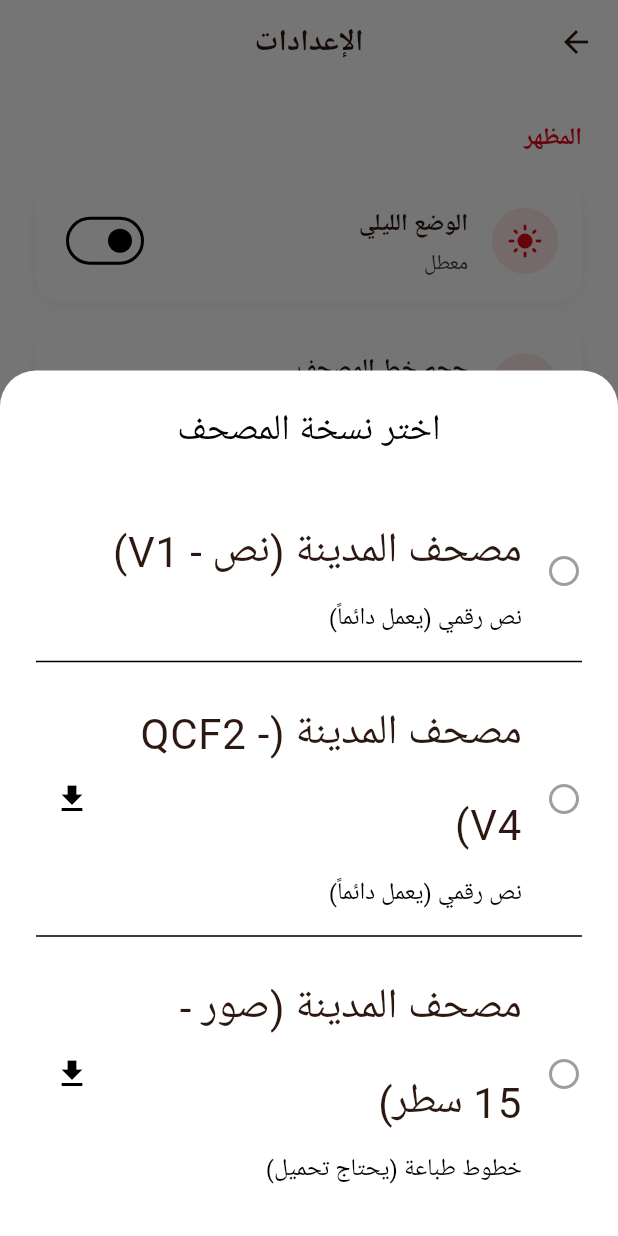
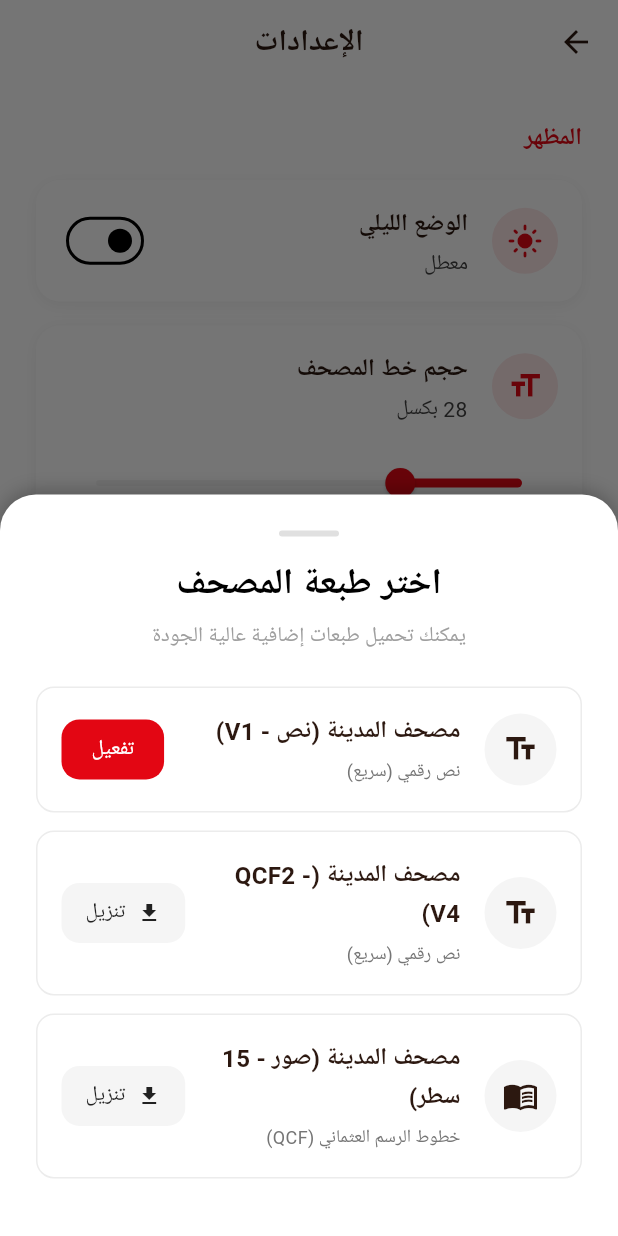
Before and after one commit to abdussalamw/mathani, a Flutter app: the SettingsScreen screen opened by its route, after a tap on "المصحف المختار", on a phone screen of 412 x 824 dp. Run offline on Flutter 3.47's test engine with Material 3 defaults, Android fonts, the phone set to English and light mode, and no system bars; our stand-ins replace dio, isar, just_audio; accounts and stored records are empty; generated files the repository leaves out were written again; network calls fail; Roboto replaces fonts that are missing (Amiri, Tajawal); project files that could hold a hidden picture were left out.

Commit message:
Implement new card-based Mushaf picker UI

```diff
--- a/lib/screens/settings_screen.dart
+++ b/lib/screens/settings_screen.dart
@@ -332,78 +332,166 @@ class SettingsScreen extends StatelessWidget {
   void _showMushafPicker(BuildContext context, MushafMetadataProvider provider) {
     showModalBottomSheet(
       context: context,
-      isScrollControlled: true, // Allows the sheet to take up more functionality
-      shape: const RoundedRectangleBorder(
-        borderRadius: BorderRadius.vertical(top: Radius.circular(24)),
+      backgroundColor: Colors.transparent,
+      isScrollControlled: true,
+      builder: (context) => Container(
+        decoration: BoxDecoration(
+          color: Theme.of(context).scaffoldBackgroundColor,
+          borderRadius: const BorderRadius.vertical(top: Radius.circular(24)),
+          boxShadow: [BoxShadow(color: Colors.black26, blurRadius: 10, offset: Offset(0, -2))],
         ),
-      builder: (context) => Container(
-        padding: const EdgeInsets.all(24),
+        padding: const EdgeInsets.fromLTRB(24, 24, 24, 12),
         constraints: BoxConstraints(
-          maxHeight: MediaQuery.of(context).size.height * 0.75, // Cap height at 75%
+          maxHeight: MediaQuery.of(context).size.height * 0.6, // ارتفاع مناسب (60% من الشاشة)
         ),
         child: Column(
-          mainAxisSize: MainAxisSize.min, // Wrap content height
           children: [
+            // المقبض العلوي
+            Container(
+              width: 40,
+              height: 4,
+              decoration: BoxDecoration(color: Colors.grey[300], borderRadius: BorderRadius.circular(2)),
+            ),
+            const SizedBox(height: 16),
+
             Text(
-              'اختر نسخة المصحف',
-              style: Theme.of(context).textTheme.headlineSmall,
+              'اختر طبعة المصحف',
+              style: Theme.of(context).textTheme.headlineSmall?.copyWith(fontWeight: FontWeight.bold),
+            ),
+            const SizedBox(height: 8),
+            Text(
+              'يمكنك تحميل طبعات إضافية عالية الجودة',
+              style: Theme.of(context).textTheme.bodySmall?.copyWith(color: Colors.grey),
             ),
             const SizedBox(height: 24),
-            Flexible( // Allows ListView to scroll if content is too long
+
+            // القائمة
+            Expanded(
               child: ListView.separated(
-                shrinkWrap: true,
                 itemCount: provider.availableMushafs.length,
-                separatorBuilder: (_, __) => const Divider(),
+                separatorBuilder: (_, __) => const SizedBox(height: 12),
                 itemBuilder: (context, index) {
                   final mushaf = provider.availableMushafs[index];
                   final isSelected = mushaf.identifier == provider.currentMushafId;
-
                   final isDownloadingThis = provider.isDownloading && provider.currentDownloadingId == mushaf.identifier;
                   final needsDownload = !mushaf.isDownloaded && mushaf.baseUrl != null;
 
-                  return Column(
+                  // تصميم البطاقة
+                  return Container(
+                    decoration: BoxDecoration(
+                      color: isSelected
+                          ? AppColors.primary.withOpacity(0.05)
+                          : Theme.of(context).cardColor,
+                      border: Border.all(
+                        color: isSelected ? AppColors.primary : Colors.grey.withOpacity(0.2),
+                        width: isSelected ? 2 : 1,
+                      ),
+                      borderRadius: BorderRadius.circular(12),
+                    ),
+                    padding: const EdgeInsets.all(16),
+                    child: Row(
                       children: [
-                      ListTile(
-                        contentPadding: EdgeInsets.zero,
-                        title: Text(
-                          mushaf.nameArabic,
-                          style: TextStyle(
-                            fontWeight: isSelected ? FontWeight.bold : FontWeight.normal,
-                            color: isSelected ? AppColors.primary : AppColors.darkBrown,
+                        // الأيقونة
+                        Container(
+                          padding: const EdgeInsets.all(12),
+                          decoration: BoxDecoration(
+                            color: isSelected ? AppColors.primary : Colors.grey.withOpacity(0.1),
+                            shape: BoxShape.circle,
+                          ),
+                          child: Icon(
+                            mushaf.type.contains('font') ? Icons.text_fields : Icons.menu_book,
+                            color: isSelected ? Colors.white : AppColors.darkBrown,
+                            size: 24,
                           ),
                         ),
-                        subtitle: Text(mushaf.type.contains('font') ? 'نص رقمي (يعمل دائماً)' : 'خطوط طباعة (يحتاج تحميل)'),
-                        leading: Icon(
-                          isSelected ? Icons.check_circle : Icons.circle_outlined,
-                          color: isSelected ? AppColors.primary : AppColors.greyMedium,
+                        const SizedBox(width: 16),
+
+                        // النصوص
+                        Expanded(
+                          child: Column(
+                            crossAxisAlignment: CrossAxisAlignment.start,
+                            children: [
+                              Text(
+                                mushaf.nameArabic,
+                                style: const TextStyle(
+                                  fontWeight: FontWeight.bold,
+                                  fontFamily: 'Tajawal',
+                                  fontSize: 16,
                                 ),
-                        trailing: needsDownload
-                          ? (isDownloadingThis
-                              ? SizedBox(
-                                  width: 24,
-                                  height: 24,
-                                  child: CircularProgressIndicator(value: provider.downloadProgress, strokeWidth: 2)
+                              ),
+                              const SizedBox(height: 4),
+                              Text(
+                                mushaf.type.contains('font') ? 'نص رقمي (سريع)' : 'خطوط الرسم العثماني (QCF)',
+                                style: TextStyle(fontSize: 12, color: Colors.grey[600]),
+                              ),
+                              if (isDownloadingThis) ...[
+                                const SizedBox(height: 8),
+                                LinearProgressIndicator(
+                                  value: provider.downloadProgress,
+                                  backgroundColor: Colors.grey[200],
+                                  color: AppColors.primary,
+                                  minHeight: 4,
+                                ),
+                                const SizedBox(height: 4),
+                                Text(
+                                  'جاري التحميل ${(provider.downloadProgress * 100).toInt()}%',
+                                  style: TextStyle(fontSize: 10, color: AppColors.primary),
+                                ),
+                              ]
+                            ],
+                          ),
+                        ),
+
+                        // زر الإجراء (Action Button)
+                        const SizedBox(width: 8),
+                        if (isSelected)
+                          // حالة: مفعل
+                          Container(
+                            padding: const EdgeInsets.symmetric(horizontal: 12, vertical: 6),
+                            decoration: BoxDecoration(
+                              color: Colors.green.withOpacity(0.1),
+                              borderRadius: BorderRadius.circular(20),
+                            ),
+                            child: Row(
+                              children: [
+                                const Icon(Icons.check, size: 16, color: Colors.green),
+                                const SizedBox(width: 4),
+                                const Text('مفعل', style: TextStyle(color: Colors.green, fontWeight: FontWeight.bold, fontSize: 12)),
+                              ],
+                            ),
                           )
-                              : IconButton(
-                                  icon: const Icon(Icons.download),
-                                  onPressed: provider.isDownloading
-                                      ? null
-                                      : () => provider.downloadMushaf(mushaf.identifier),
-                                ))
-                          : null,
-                        onTap: needsDownload
-                          ? null // Cannot select if not downloaded
-                          : () {
+                        else if (needsDownload)
+                           // حالة: يحتاج تحميل
+                           isDownloadingThis
+                             ? const SizedBox() // يظهر شريط التقدم في الأسفل
+                             : ElevatedButton.icon(
+                                 onPressed: () => provider.downloadMushaf(mushaf.identifier),
+                                 icon: const Icon(Icons.download, size: 16),
+                                 label: const Text('تنزيل'),
+                                 style: ElevatedButton.styleFrom(
+                                   backgroundColor: Colors.grey[100],
+                                   foregroundColor: Colors.black87,
+                                   elevation: 0,
+                                   padding: const EdgeInsets.symmetric(horizontal: 16, vertical: 8),
+                                 ),
+                               )
+                        else
+                           // حالة: محمل وجاهز للتفعيل
+                           ElevatedButton(
+                             onPressed: () {
                                provider.setMushaf(mushaf.identifier);
                                Navigator.pop(context);
                              },
+                             child: const Text('تفعيل'),
+                             style: ElevatedButton.styleFrom(
+                               backgroundColor: AppColors.primary,
+                               foregroundColor: Colors.white,
+                               elevation: 0,
+                               padding: const EdgeInsets.symmetric(horizontal: 20, vertical: 8),
                              ),
-                      if (isDownloadingThis)
-                        Padding(
-                          padding: const EdgeInsets.symmetric(vertical: 8.0),
-                          child: LinearProgressIndicator(value: provider.downloadProgress),
                            ),
                       ],
+                    ),
                   );
                 },
               ),
```
Lines whose indentation alone changed are shown as unchanged.
